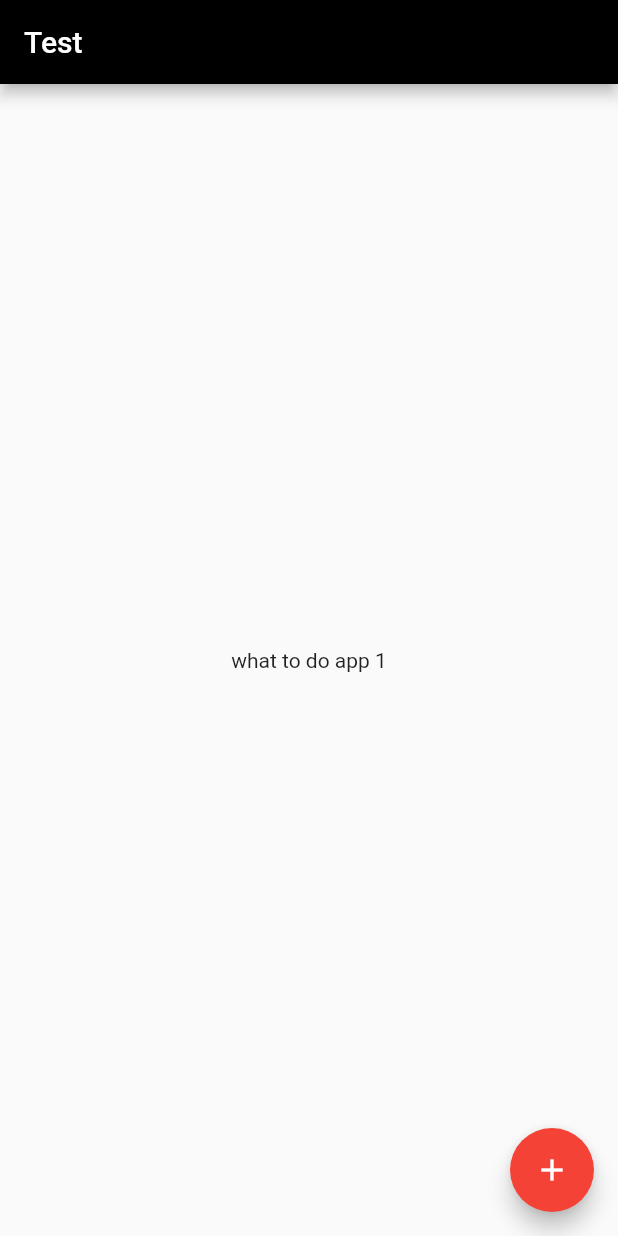
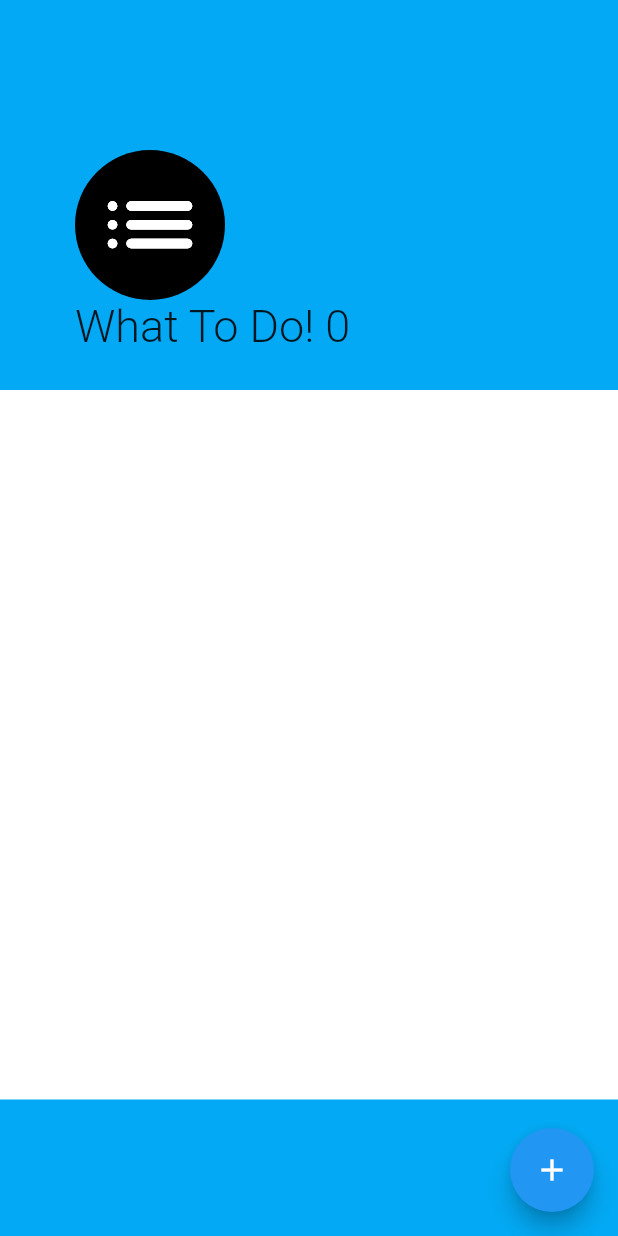
Before and after one commit to noveriojoee/what_to_do_app_flutter, a Flutter app: the screen it shows after launch, on a phone screen of 412 x 824 dp. Run offline on Flutter 3.47's test engine with Material 2 defaults, Android fonts, the phone set to English and light mode, and no system bars.

Commit message:
layouting todolist

```diff
--- /dev/null
+++ b/lib/Screens/MainPage.dart
@@ -0,0 +1,66 @@
+import 'package:flutter/material.dart';
+import 'package:flutter/rendering.dart';
+
+class MainPage extends StatefulWidget {
+  _MainPageState createState() => _MainPageState();
+}
+
+class _MainPageState extends State<MainPage> {
+  int _num = 0;
+
+  void _buttonAddClick() {
+    setState(() {
+      //Do Something when button on clicked
+      _num++;
+    });
+  }
+
+  @override
+  Widget build(BuildContext context) {
+    return Scaffold(
+      floatingActionButton: FloatingActionButton(
+        onPressed: _buttonAddClick,
+        child: Icon(Icons.add),
+      ),
+      body: SafeArea(
+        child: Container(
+          color: Colors.lightBlue,
+          padding: EdgeInsets.only(
+            top: 100,
+          ),
+          child: Column(
+            crossAxisAlignment: CrossAxisAlignment.start,
+            children: <Widget>[
+              Container(
+                child: Container(
+                  padding: EdgeInsets.only(left: 50),
+                  child: CircleAvatar(
+                    child: Icon(
+                      Icons.list_rounded,
+                      color: Colors.white,
+                      size: 75,
+                    ),
+                    radius: 50,
+                    backgroundColor: Colors.black,
+                  ),
+                ),
+              ),
+              Container(
+                padding: EdgeInsets.only(left: 50),
+                child: Text(
+                  "What To Do! $_num",
+                  style: TextStyle(fontSize: 30, fontWeight: FontWeight.w300),
+                ),
+              ),
+              Container(
+                height: 473,
+                margin: EdgeInsets.only(top: 25),
+                color: Colors.white,
+              )
+            ],
+          ),
+        ),
+      ),
+    );
+  }
+}
--- a/lib/Screens/TaskScreen.dart
+++ b/lib/Screens/TaskScreen.dart
@@ -0,0 +1,18 @@
+import 'package:flutter/material.dart';
+
+class TaskScreen extends StatelessWidget {
+  @override
+  Widget build(BuildContext context) {
+    return Column(
+      children: [
+        Container(
+          child: CircleAvatar(
+            child: Icon(Icons.list_rounded),
+            backgroundColor: Colors.white,
+          ),
+          padding: EdgeInsets.all(150),
+        ),
+      ],
+    );
+  }
+}
--- a/lib/main.dart
+++ b/lib/main.dart
@@ -1,4 +1,5 @@
 import 'package:flutter/material.dart';
+import 'package:what_to_do_app/Screens/MainPage.dart';
 
 void main() {
   runApp(MyApp());
@@ -7,39 +8,6 @@ void main() {
 class MyApp extends StatelessWidget {
   @override
   Widget build(BuildContext context) {
-    return MaterialApp(
-      home: MainPage(),
-    );
+    return MaterialApp(home: MainPage(),);
   }
 }
-
-class MainPage extends StatefulWidget {
-  _MainPageState createState() => _MainPageState();
-}
-
-class _MainPageState extends State<MainPage> {
-  int num = 1;
-  @override
-  Widget build(BuildContext context) {
-    return Scaffold(
-      appBar: AppBar(
-        title: Text('Test'),
-        backgroundColor: Colors.black,
-      ),
-      body: Center(
-        child: Container(
-          child: Text("what to do app $num", textAlign: TextAlign.left),
-        ),
-      ),
-      floatingActionButton: FloatingActionButton(
-        onPressed: () {
-          setState(() {
-            num++;
-          });
-        },
-        backgroundColor: Colors.red,
-        child: Icon(Icons.add),
-      ),
-    );
-  }
-}
```
